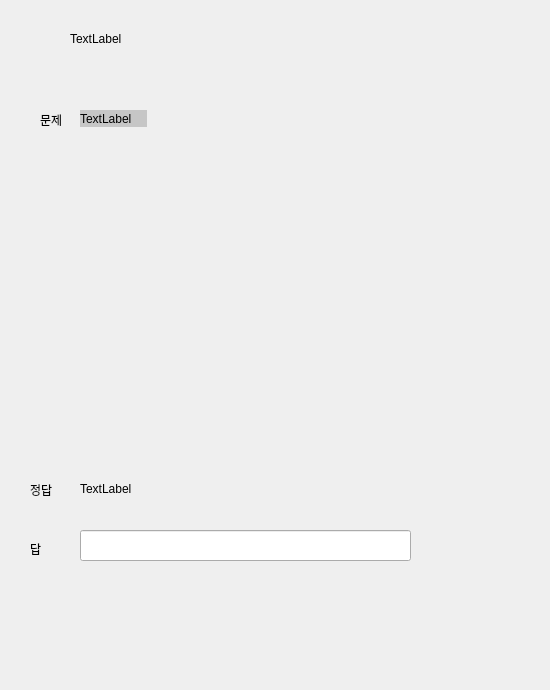
Qt form student_client.ui (Eduappproject/education_application) before a commit.
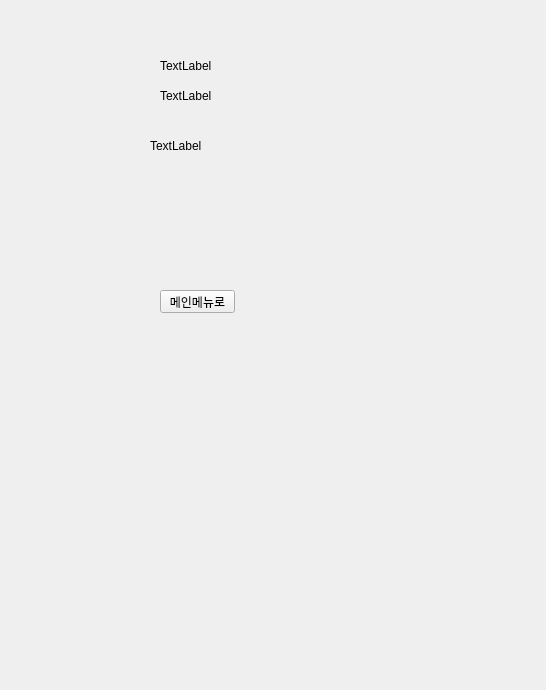
The same form after that commit.

What changed in the file:
```diff
--- a/student_client.ui
+++ b/student_client.ui
@@ -6,7 +6,7 @@
    <rect>
     <x>0</x>
     <y>0</y>
-    <width>550</width>
+    <width>546</width>
     <height>690</height>
    </rect>
   </property>
@@ -26,7 +26,7 @@
     </rect>
    </property>
    <property name="currentIndex">
-    <number>7</number>
+    <number>8</number>
    </property>
    <widget class="QWidget" name="page">
     <widget class="QLabel" name="label_3">
@@ -837,6 +837,60 @@
      </property>
     </widget>
    </widget>
+   <widget class="QWidget" name="page_5">
+    <widget class="QLabel" name="questionsCompletionLabel_1">
+     <property name="geometry">
+      <rect>
+       <x>150</x>
+       <y>50</y>
+       <width>56</width>
+       <height>12</height>
+      </rect>
+     </property>
+     <property name="text">
+      <string>TextLabel</string>
+     </property>
+    </widget>
+    <widget class="QLabel" name="questionsCompletionLabel_2">
+     <property name="geometry">
+      <rect>
+       <x>150</x>
+       <y>80</y>
+       <width>56</width>
+       <height>12</height>
+      </rect>
+     </property>
+     <property name="text">
+      <string>TextLabel</string>
+     </property>
+    </widget>
+    <widget class="QLabel" name="questionsCompletionLabel_3">
+     <property name="geometry">
+      <rect>
+       <x>140</x>
+       <y>130</y>
+       <width>56</width>
+       <height>12</height>
+      </rect>
+     </property>
+     <property name="text">
+      <string>TextLabel</string>
+     </property>
+    </widget>
+    <widget class="QPushButton" name="goMainPageButton">
+     <property name="geometry">
+      <rect>
+       <x>150</x>
+       <y>280</y>
+       <width>75</width>
+       <height>23</height>
+      </rect>
+     </property>
+     <property name="text">
+      <string>메인메뉴로</string>
+     </property>
+    </widget>
+   </widget>
   </widget>
  </widget>
  <resources/>
```
